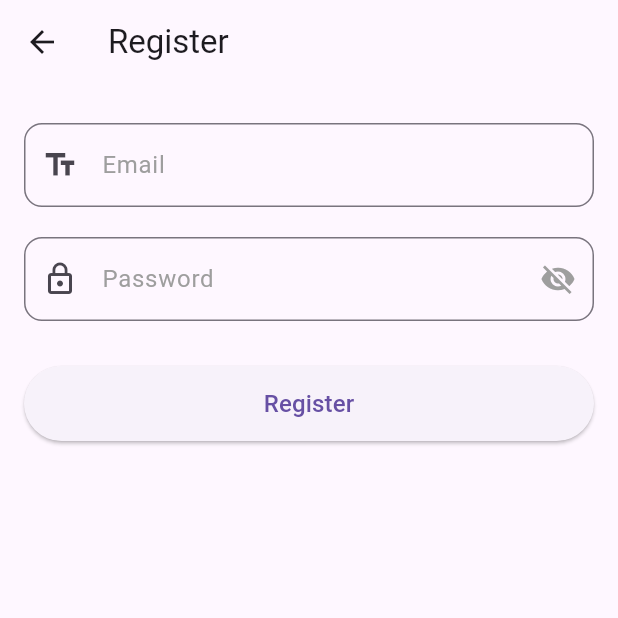
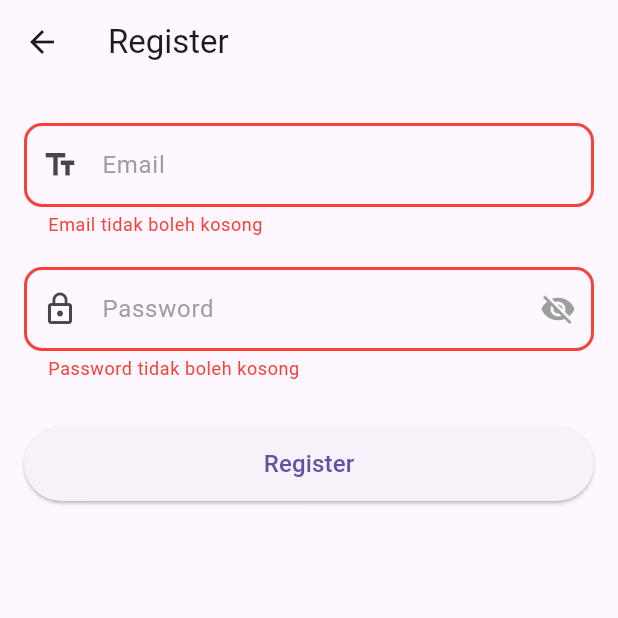
Before and after one commit to hajuenter/BKPM_FLUTTER, a Flutter app: the RegisterPage screen opened by its route, after a tap on "Register", on a phone screen of 412 x 824 dp, the top half of it. Run offline on Flutter 3.47's test engine with Material 3 defaults, Android fonts, the phone set to English and light mode, and no system bars; our stand-ins replace firebase_auth, firebase_core; accounts and stored records are empty.

Commit message:
add validator for register

```diff
--- a/lib/app/views/login_page.dart
+++ b/lib/app/views/login_page.dart
@@ -1,6 +1,7 @@
 import 'package:flutter/material.dart';
 import '../services/auth_service.dart';
 import '../widgets/custom_textfield.dart';
+import '../widgets/custom_button.dart';
 
 class LoginPage extends StatefulWidget {
   const LoginPage({super.key});
@@ -51,9 +52,9 @@ class _LoginPageState extends State<LoginPage> {
             const SizedBox(height: 20),
             SizedBox(
               width: double.infinity,
-              child: ElevatedButton(
+              child: CustomButton(
+                text: 'Login',
                 onPressed: login,
-                child: const Text('Login'),
               ),
             ),
             TextButton(
--- a/lib/app/views/register_page.dart
+++ b/lib/app/views/register_page.dart
@@ -14,13 +14,16 @@ class _RegisterPageState extends State<RegisterPage> {
   final TextEditingController emailController = TextEditingController();
   final TextEditingController passwordController = TextEditingController();
   final AuthService _authService = AuthService();
+  final GlobalKey<FormState> _formKey = GlobalKey<FormState>();
 
   void register() async {
+    if (_formKey.currentState!.validate()) {
       var user = await _authService.register(
           emailController.text, passwordController.text);
       if (user != null) {
         if (!mounted) return;
         Navigator.pushReplacementNamed(context, '/home');
+      }
     }
   }
 
@@ -30,18 +33,37 @@ class _RegisterPageState extends State<RegisterPage> {
       appBar: AppBar(title: const Text('Register')),
       body: Padding(
         padding: const EdgeInsets.all(16.0),
+        child: Form(
+          key: _formKey, // Tambahkan FormKey untuk validasi
           child: Column(
             children: [
-            CustomTextField(controller: emailController, labelText: 'Email'),
+              CustomTextField(
+                controller: emailController,
+                labelText: 'Email',
+                validator: (value) {
+                  if (value == null || value.isEmpty) {
+                    return 'Email tidak boleh kosong';
+                  }
+                  return null;
+                },
+              ),
               CustomTextField(
                 controller: passwordController,
                 labelText: 'Password',
-                isPassword: true),
+                isPassword: true,
+                validator: (value) {
+                  if (value == null || value.isEmpty) {
+                    return 'Password tidak boleh kosong';
+                  }
+                  return null;
+                },
+              ),
               const SizedBox(height: 20),
               CustomButton(onPressed: register, text: 'Register'),
             ],
           ),
         ),
+      ),
     );
   }
 }
--- a/lib/app/widgets/custom_textfield.dart
+++ b/lib/app/widgets/custom_textfield.dart
@@ -4,12 +4,14 @@ class CustomTextField extends StatefulWidget {
   final TextEditingController controller;
   final String labelText;
   final bool isPassword;
+  final String? Function(String?)? validator;
 
   const CustomTextField({
     super.key,
     required this.controller,
     required this.labelText,
     this.isPassword = false,
+    this.validator,
   });
 
   @override
@@ -26,6 +28,7 @@ class _CustomTextFieldState extends State<CustomTextField> {
       child: TextFormField(
         controller: widget.controller,
         obscureText: widget.isPassword ? _isObscured : false,
+        validator: widget.validator,
         decoration: InputDecoration(
           labelText: widget.labelText,
           labelStyle: const TextStyle(color: Colors.grey),
@@ -36,6 +39,15 @@ class _CustomTextFieldState extends State<CustomTextField> {
           focusedBorder: OutlineInputBorder(
             borderRadius: BorderRadius.circular(12.0),
             borderSide: const BorderSide(color: Colors.blue, width: 2.0),
+          ),
+          errorBorder: OutlineInputBorder(
+            // Border merah jika error
+            borderRadius: BorderRadius.circular(12.0),
+            borderSide: const BorderSide(color: Colors.red, width: 2.0),
+          ),
+          focusedErrorBorder: OutlineInputBorder(
+            borderRadius: BorderRadius.circular(12.0),
+            borderSide: const BorderSide(color: Colors.red, width: 2.0),
           ),
           prefixIcon: widget.isPassword
               ? const Icon(Icons.lock_outline)
@@ -53,6 +65,7 @@ class _CustomTextFieldState extends State<CustomTextField> {
                   },
                 )
               : null,
+          errorStyle: const TextStyle(color: Colors.red),
         ),
       ),
     );
```
Also changed, not shown: 4 other files. Lines whose indentation alone changed are shown as unchanged.
